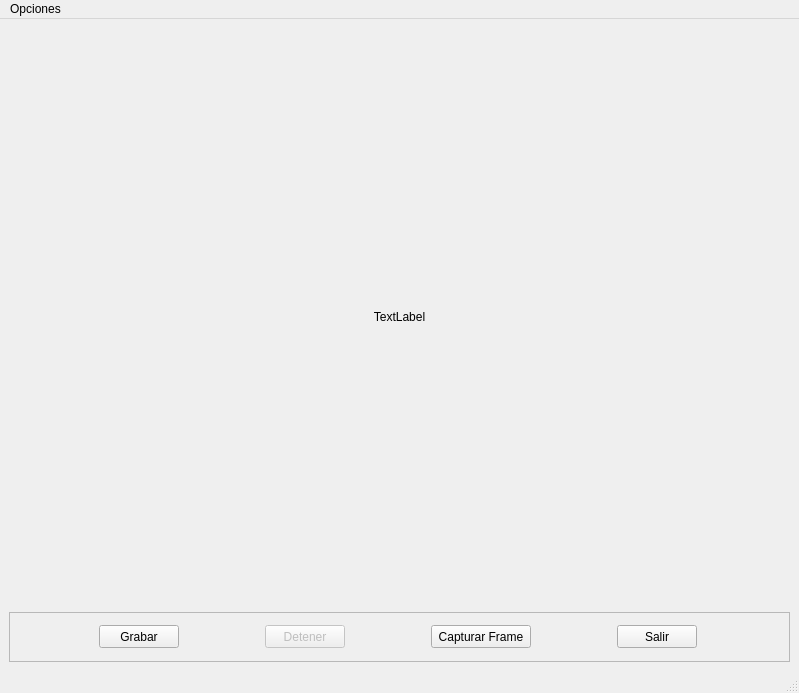
Above: mainwindow.ui from Minerisho/CameraCPP_OpenCV before the change. Below: the same form after it.
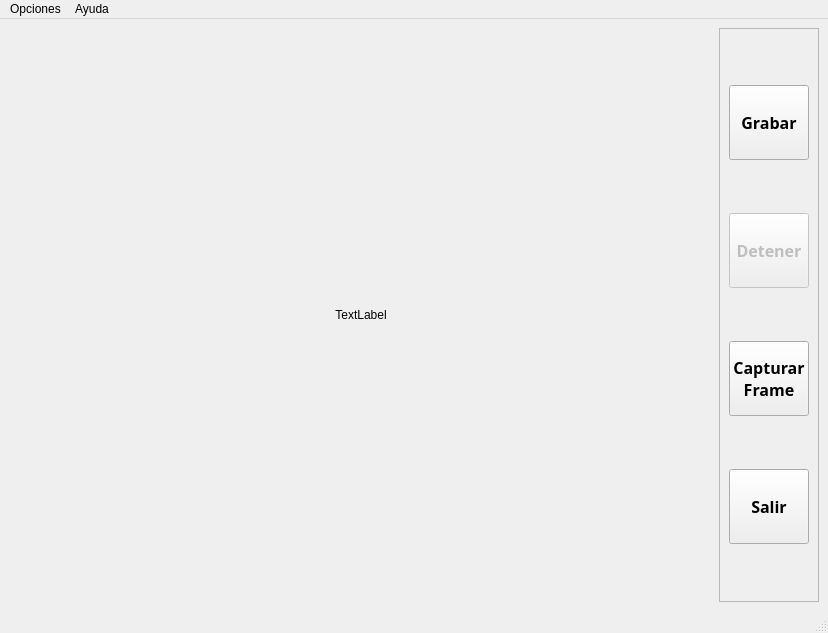
That is the form after the change.

Commit message: comm:temp

```diff
--- a/mainwindow.ui
+++ b/mainwindow.ui
@@ -6,15 +6,15 @@
    <rect>
     <x>0</x>
     <y>0</y>
-    <width>799</width>
-    <height>693</height>
+    <width>828</width>
+    <height>633</height>
    </rect>
   </property>
   <property name="windowTitle">
    <string>Histomerge</string>
   </property>
   <widget class="QWidget" name="centralwidget">
-   <layout class="QVBoxLayout" name="verticalLayout">
+   <layout class="QHBoxLayout" name="horizontalLayout_2">
     <item>
      <widget class="QLabel" name="videoLabel">
       <property name="text">
@@ -29,8 +29,8 @@
      <widget class="QFrame" name="frame">
       <property name="maximumSize">
        <size>
-        <width>16777215</width>
-        <height>50</height>
+        <width>100</width>
+        <height>167000</height>
        </size>
       </property>
       <property name="frameShape">
@@ -39,15 +39,23 @@
       <property name="frameShadow">
        <enum>QFrame::Raised</enum>
       </property>
-      <layout class="QHBoxLayout" name="horizontalLayout">
+      <layout class="QVBoxLayout" name="verticalLayout">
        <item>
         <widget class="QPushButton" name="recordButton">
          <property name="maximumSize">
           <size>
-           <width>80</width>
-           <height>23</height>
+           <width>16000</width>
+           <height>75</height>
           </size>
          </property>
+         <property name="font">
+          <font>
+           <family>Yu Gothic UI Semibold</family>
+           <pointsize>12</pointsize>
+           <weight>75</weight>
+           <bold>true</bold>
+          </font>
+         </property>
          <property name="accessibleName">
           <string>Grabar</string>
          </property>
@@ -63,10 +71,18 @@
          </property>
          <property name="maximumSize">
           <size>
-           <width>80</width>
-           <height>23</height>
+           <width>16000</width>
+           <height>75</height>
           </size>
          </property>
+         <property name="font">
+          <font>
+           <family>Yu Gothic UI Semibold</family>
+           <pointsize>12</pointsize>
+           <weight>75</weight>
+           <bold>true</bold>
+          </font>
+         </property>
          <property name="text">
           <string>Detener</string>
          </property>
@@ -76,12 +92,21 @@
         <widget class="QPushButton" name="captureButton">
          <property name="maximumSize">
           <size>
-           <width>100</width>
-           <height>23</height>
+           <width>16000</width>
+           <height>75</height>
           </size>
          </property>
+         <property name="font">
+          <font>
+           <family>Yu Gothic UI Semibold</family>
+           <pointsize>12</pointsize>
+           <weight>75</weight>
+           <bold>true</bold>
+          </font>
+         </property>
          <property name="text">
-          <string>Capturar Frame</string>
+          <string>Capturar
+Frame</string>
          </property>
         </widget>
        </item>
@@ -89,10 +114,18 @@
         <widget class="QPushButton" name="exitButton">
          <property name="maximumSize">
           <size>
-           <width>80</width>
-           <height>23</height>
+           <width>16000</width>
+           <height>75</height>
           </size>
          </property>
+         <property name="font">
+          <font>
+           <family>Yu Gothic UI Semibold</family>
+           <pointsize>12</pointsize>
+           <weight>75</weight>
+           <bold>true</bold>
+          </font>
+         </property>
          <property name="text">
           <string>Salir</string>
          </property>
@@ -108,7 +141,7 @@
     <rect>
      <x>0</x>
      <y>0</y>
-     <width>799</width>
+     <width>828</width>
      <height>21</height>
     </rect>
    </property>
@@ -118,8 +151,18 @@
     </property>
     <addaction name="actionSeleccionar_carpeta_de_guardado"/>
     <addaction name="actionSeleccionar_camara"/>
+    <addaction name="separator"/>
+    <addaction name="actionFormato_de_salida"/>
+   </widget>
+   <widget class="QMenu" name="menuAcerca_de">
+    <property name="title">
+     <string>Ayuda</string>
+    </property>
+    <addaction name="actionAtajos_de_teclado"/>
+    <addaction name="actionAcerca_de"/>
    </widget>
    <addaction name="menuOpciones"/>
+   <addaction name="menuAcerca_de"/>
   </widget>
   <widget class="QStatusBar" name="statusbar"/>
   <action name="actionSeleccionar_carpeta_de_guardado">
```
Left out of the diff: 15 changed lines with no effect on the pictures. The commit also changes 2 other files.
